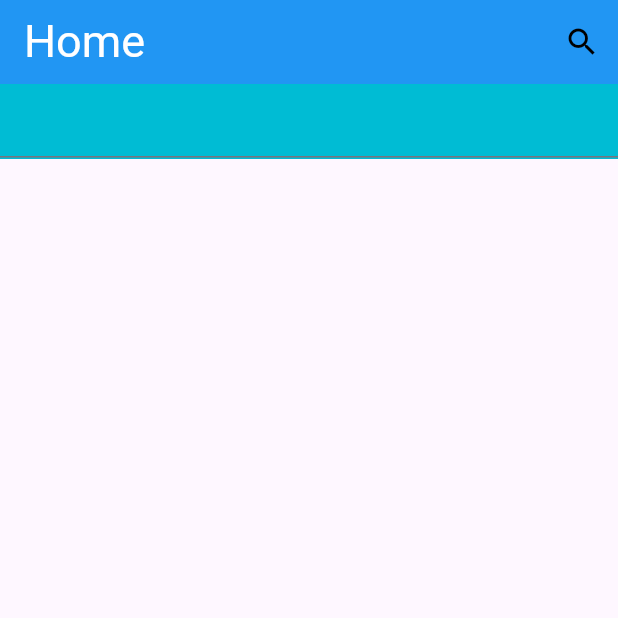
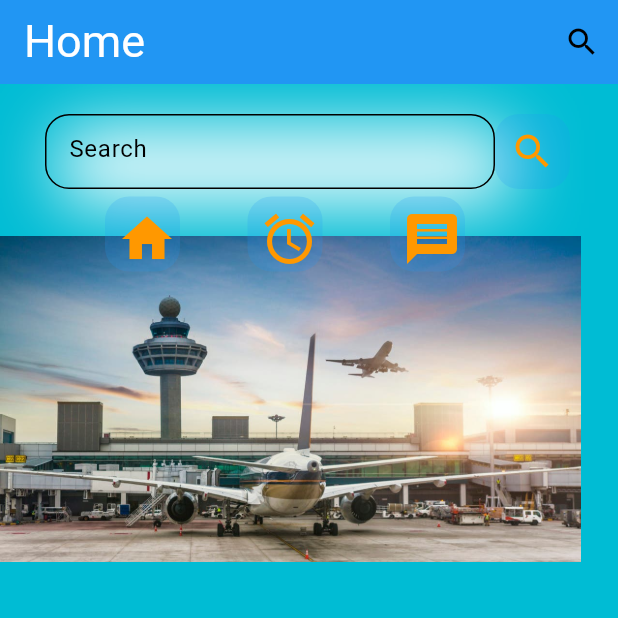
Before and after one commit to YazanMtawej/travle_app, a Flutter app: the screen it shows after launch, on a phone screen of 412 x 824 dp, the top half of it. Run offline on Flutter 3.47's test engine with Material 3 defaults, Android fonts, the phone set to English and light mode, and no system bars; our stand-ins replace device_preview.

Commit message:
add custom icon and start build home page

```diff
--- a/lib/pages/home_page.dart
+++ b/lib/pages/home_page.dart
@@ -1,20 +1,24 @@
 import 'package:flutter/material.dart';
+import 'package:travle_app/widgets/custom_icon.dart';
+import 'package:travle_app/widgets/custom_text_field.dart';
 
 class HomePage extends StatelessWidget {
   const HomePage({super.key});
 
   @override
   Widget build(BuildContext context) {
-    return
-Scaffold(
+    return Scaffold(
+      backgroundColor: Colors.cyan,
       appBar: AppBar(
         backgroundColor: Colors.blue,
-        title: const Text("Home",style: TextStyle(fontSize: 30,color: Colors.white),
+        title: const Text(
+          "Home",
+          style: TextStyle(fontSize: 30, color: Colors.white),
         ),
         actions: [
           IconButton(
               onPressed: () {},
-                icon: Icon(
+              icon: const Icon(
                 Icons.search,
                 color: Colors.black,
               ))
@@ -22,11 +26,62 @@ Scaffold(
       ),
       body: Column(
         children: [
-          Container(width:double.infinity,
+          const SizedBox(
+            height: 20,
+          ),
+          Row(
+            children: [
+              const SizedBox(
+                width: 30,
+              ),
+              Center(
+                child: Container(
+                  width: 300,
                   height: 50,
-          color: Colors.cyan,
-
-          child: Center(child: const TextField()),),
+                  decoration: const BoxDecoration(boxShadow: [
+                    BoxShadow(
+                        blurRadius: 40,
+                        color: Colors.white,
+                        spreadRadius: 0,
+                        offset: Offset(10, 10)),
+                  ]),
+                  child: Center(
+                      child: CustomTextField(
+                    hinttext: 'Search',
+                  )),
+                ),
+              ),
+              CustomIcon(icon: Icons.search, onPressed: () {}, size: 30),
+            ],
+          ),
+          Stack(
+            children: [
+              SizedBox(
+                  height: 280, width: 387, child: Image.asset('assets/1.jpg')),
+              Padding(
+                padding: const EdgeInsets.only(top: 5, left: 70),
+                child: Row(
+                  children: [
+                    CustomIcon(
+                      size: 40,
+                      icon: Icons.home,
+                      onPressed: () {},
+                    ),
+                    const SizedBox(
+                      width: 45,
+                    ),
+                    CustomIcon(
+                        size: 40, icon: Icons.alarm, onPressed: () {}),
+                    const SizedBox(
+                      width: 45,
+                    ),
+                    CustomIcon(
+                        size: 40, icon: Icons.message, onPressed: () {}),
+                  ],
+                ),
+              ),
+            ],
+          ),
         ],
       ),
     );
--- /dev/null
+++ b/lib/widgets/custom_icon.dart
@@ -0,0 +1,29 @@
+import 'package:flutter/material.dart';
+
+class CustomIcon extends StatelessWidget {
+  const CustomIcon(
+      {super.key, required this.icon, this.onPressed, required this.size});
+  final IconData icon;
+  final double size;
+  final void Function()? onPressed;
+  @override
+  Widget build(BuildContext context) {
+    return Container(
+      height: 50,
+      width: 50,
+      decoration: BoxDecoration(
+        color: Colors.blue.withOpacity(.2),
+        borderRadius: BorderRadius.circular(16),
+      ),
+      child: Center(
+        child: IconButton(
+            color: Colors.orange,
+            onPressed: onPressed,
+            icon: Icon(
+              icon,
+              size: size,
+            )),
+      ),
+    );
+  }
+}
--- /dev/null
+++ b/lib/widgets/custom_text_field.dart
@@ -0,0 +1,39 @@
+import 'package:flutter/material.dart';
+
+// ignore: must_be_immutable
+class CustomTextField extends StatelessWidget {
+  CustomTextField(
+      {super.key,
+      this.hinttext,
+      this.onChanged,
+      this.obscureText = false,
+      this.inputType});
+
+  Function(String)? onChanged;
+  String? hinttext;
+  bool? obscureText;
+  TextInputType? inputType;
+  @override
+  Widget build(BuildContext context) {
+    return TextField(
+      keyboardType: inputType,
+      obscureText: obscureText!,
+      onChanged: onChanged,
+      decoration: InputDecoration(
+        disabledBorder: OutlineInputBorder(
+          borderSide: const BorderSide(color: Colors.black),
+          borderRadius: BorderRadius.circular(20),
+        ),
+        hintText: hinttext,
+        hintStyle: const TextStyle(color: Colors.black),
+        border: OutlineInputBorder(
+            borderSide: const BorderSide(color: Colors.black),
+            borderRadius: BorderRadius.circular(16)),
+        enabledBorder: OutlineInputBorder(
+          borderSide: const BorderSide(color: Colors.black),
+          borderRadius: BorderRadius.circular(16),
+        ),
+      ),
+    );
+  }
+}
--- a/pubspec.yaml
+++ b/pubspec.yaml
@@ -60,9 +60,9 @@ flutter:
   uses-material-design: true
 
   # To add assets to your application, add an assets section, like this:
-  # assets:
-  #   - images/a_dot_burr.jpeg
-  #   - images/a_dot_ham.jpeg
+  assets:
+    - assets/
+
 
   # An image asset can refer to one or more resolution-specific "variants", see
   # https://flutter.dev/to/resolution-aware-images
```
Also changed, not shown: assets/1.jpg (added), assets/2.jpg (added), assets/3.jpg (added), assets/4.jpg (added), assets/5.JPG (added), assets/6.jpg (added), assets/7.jpg (added). Lines whose indentation alone changed are shown as unchanged.
